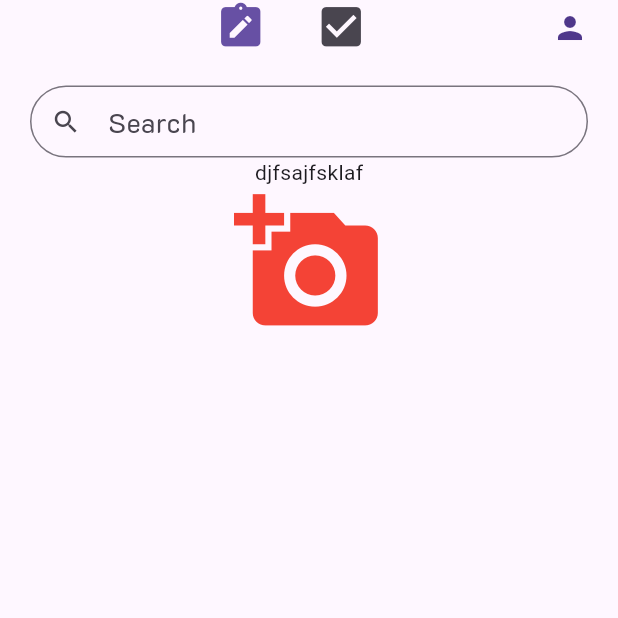
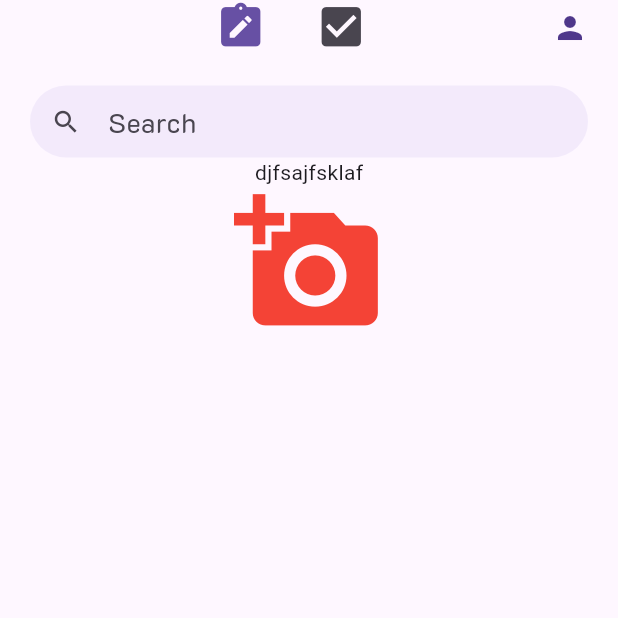
Before and after one commit to Sakeshioyaki/base_getx, a Flutter app: the HomePage screen opened directly, on a phone screen of 412 x 824 dp, the top half of it. Run offline on Flutter 3.47's test engine with Material 3 defaults, Android fonts, the phone set to English and light mode, and no system bars; drawn by our look-alikes of overlay_support; our stand-ins replace cloud_firestore, firebase_auth, firebase_core, flutter_svg, get, logger and 2 more; accounts and stored records are empty; network calls fail.

Commit message:
update filter for getBuilder & fix theme

```diff
--- a/lib/views/mobile/home/home_page.dart
+++ b/lib/views/mobile/home/home_page.dart
@@ -20,7 +20,7 @@ class HomePage extends StatelessWidget {
           padding: const EdgeInsets.symmetric(horizontal: 20),
           child: Column(
             children: [
-              buildTabBar(theme),
+              buildTabBar(theme, homeVm),
               Expanded(
                 child: TabBarView(
                   controller: homeVm.tabController,
@@ -37,18 +37,15 @@ class HomePage extends StatelessWidget {
     );
   }
 
-  Widget buildTabBar(ThemeData theme) {
+  Widget buildTabBar(ThemeData theme, HomeVm homeVm) {
     return Row(
       children: [
         Expanded(
-          child: GetBuilder<HomeVm>(builder: (logic) {
-            return TabBar(
-              controller: logic.tabController,
+          child: TabBar(
+            controller: homeVm.tabController,
             dividerColor: Colors.transparent,
-              indicator:
-                  const UnderlineTabIndicator(borderSide: BorderSide.none),
-              overlayColor:
-                  MaterialStateProperty.all<Color>(Colors.transparent),
+            indicator: const UnderlineTabIndicator(borderSide: BorderSide.none),
+            overlayColor: MaterialStateProperty.all<Color>(Colors.transparent),
             tabs: const [
               Align(
                 alignment: Alignment.centerRight,
@@ -65,8 +62,7 @@ class HomePage extends StatelessWidget {
                 ),
               )
             ],
-            );
-          }),
+          ),
         ),
         Icon(
           Icons.person,
--- a/lib/views/mobile/home/widget/note_widgets.dart
+++ b/lib/views/mobile/home/widget/note_widgets.dart
@@ -10,26 +10,31 @@ class NoteWidgets extends StatelessWidget {
 
   @override
   Widget build(BuildContext context) {
+    var theme = Theme.of(context);
     return Column(
       children: [
-        SizedBox(height: 20),
+        const SizedBox(height: 20),
         Hero(
           tag: "textSearch",
           child: Material(
             child: TextFieldCommon(
               hintText: Dictionary.search.tr,
-                hintStyle:
-                    const TextStyle(fontFamily: AppConstants.fontK2D, fontSize: 18),
+              hintStyle: const TextStyle(
+                fontFamily: AppConstants.fontK2D,
+                fontSize: 18,
+              ),
               prefixIcon: const Icon(
                 Icons.search,
                 size: 20,
               ),
+              background: theme.colorScheme.secondaryContainer.withOpacity(0.5),
               onTap: () {
                 Get.to(
                   () => const SearchPage(),
-                    duration: Duration(milliseconds: 500),
+                  duration: const Duration(milliseconds: 800),
                 );
-                }),
+              },
+            ),
           ),
         ),
         const Text('djfsajfsklaf'),
--- a/lib/views/mobile/sign_up/sign_up_page.dart
+++ b/lib/views/mobile/sign_up/sign_up_page.dart
@@ -37,8 +37,7 @@ class SignUpPage extends GetView<SignUpVm> {
     return Scaffold(
       backgroundColor: Colors.white,
       body: Center(
-        child: GetBuilder<AppCtrl>(builder: (logic) {
-          return Column(
+        child: Column(
           children: [
             Expanded(
               child: SingleChildScrollView(
@@ -89,8 +88,7 @@ class SignUpPage extends GetView<SignUpVm> {
               ),
             ),
           ],
-          );
-        }),
+        ),
       ),
     );
   }
--- a/lib/widgets/text_feild.dart
+++ b/lib/widgets/text_feild.dart
@@ -1,3 +1,4 @@
+import 'package:base_getx/commons/enums/app_constants.dart';
 import 'package:flutter/material.dart';
 
 class TextFieldCommon extends StatelessWidget {
@@ -8,6 +9,9 @@ class TextFieldCommon extends StatelessWidget {
   final Widget? prefixIcon;
   final Function()? onTap;
   final bool? autofocus;
+  final Color? background;
+  final InputDecoration? border;
+
   const TextFieldCommon({
     super.key,
     this.controller,
@@ -17,25 +21,31 @@ class TextFieldCommon extends StatelessWidget {
     this.prefixIcon,
     this.onTap,
     this.autofocus,
+    this.background,
+    this.border,
   });
 
   @override
   Widget build(BuildContext context) {
-    final theme =  Theme.of(context);
+    final theme = Theme.of(context);
     return TextField(
       controller: controller,
       autofocus: autofocus ?? false,
-      decoration: InputDecoration(
+      decoration: border ??
+          InputDecoration(
             border: const OutlineInputBorder(
               borderRadius: BorderRadius.all(Radius.circular(30.0)),
+              borderSide: BorderSide.none,
             ),
             hintText: hintText,
-        hintStyle: hintStyle,
+            hintStyle: hintStyle ??
+                const TextStyle(fontFamily: AppConstants.fontK2D, fontSize: 18),
             prefixIcon: prefixIcon,
             isDense: true,
-        contentPadding: const EdgeInsets.symmetric(horizontal: 20, vertical: 8),
-          fillColor: theme.colorScheme.onBackground
-          filled: true,
+            contentPadding:
+                const EdgeInsets.symmetric(horizontal: 20, vertical: 4),
+            fillColor: background,
+            filled: background != null ? true : false,
           ),
       onTap: onTap,
     );
```
Also changed, not shown: lib/views/mobile/search_page/search_page.dart (+7 -4 lines), lib/views/mobile/user_profile/user_profile_page.dart (+2 -5 lines), lib/widgets/select_language.dart (+6 -3 lines), lib/widgets/text_form_field.dart (+8 -0 lines). Lines whose indentation alone changed are shown as unchanged.
